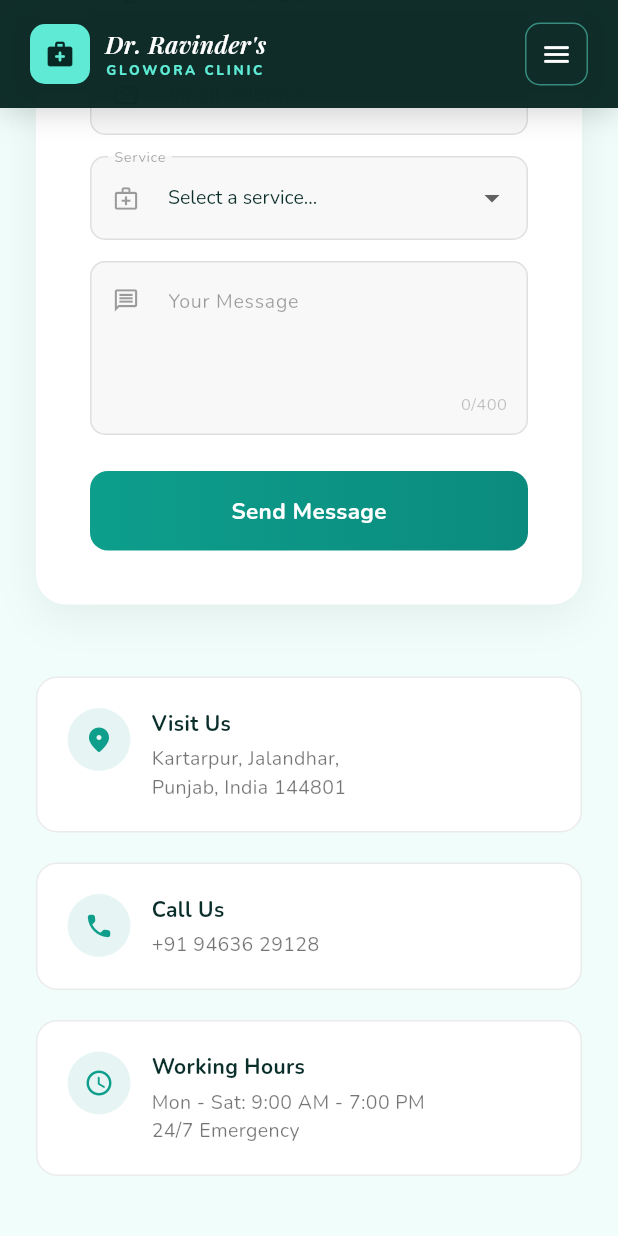
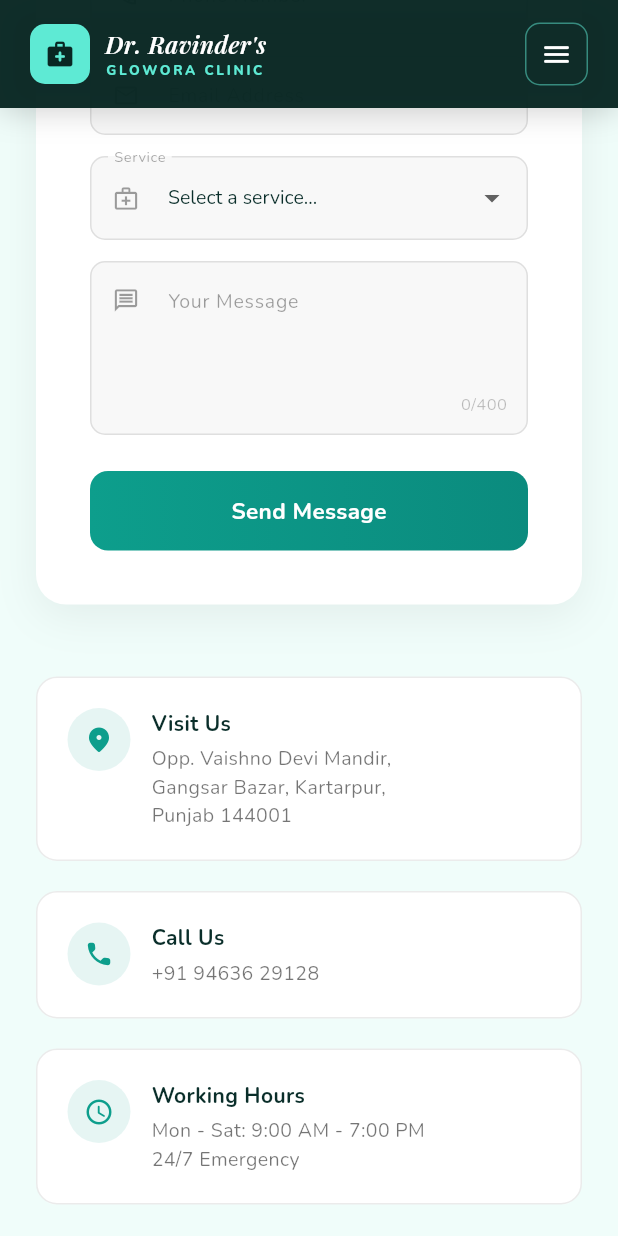
Before and after one commit to muskaan203Jnagal/drsite, a Flutter app: the ContactPage screen opened by its route, scrolled down 576 dp, on a phone screen of 412 x 824 dp. Run offline on Flutter 3.47's test engine with Material 3 defaults, Android fonts, the phone set to English and light mode, and no system bars; our stand-ins replace cloud_firestore, firebase_auth, firebase_core, go_router, google_fonts; accounts and stored records are empty; statements that could not run were skipped.

Commit message:
location change

```diff
--- a/lib/pages/contact.dart
+++ b/lib/pages/contact.dart
@@ -369,9 +369,13 @@ class _ContactPageState extends State<ContactPage>
       _InfoCard(
         icon: Icons.location_on_rounded,
         title: 'Visit Us',
-        lines: ['Kartarpur, Jalandhar,', 'Punjab, India 144801'],
+        lines: [
+          'Opp. Vaishno Devi Mandir,',
+          'Gangsar Bazar, Kartarpur,',
+          'Punjab 144001'
+        ],
         onTap: () => _launch(
-            "https://www.google.com/maps/search/Kartarpur+Jalandhar+Punjab"),
+            "https://www.google.com/maps/search/Opp+Vaishno+Devi+Mandir+Gangsar+Bazar+Kartarpur"),
       ),
       const SizedBox(height: 20),
       _InfoCard(
```
Also changed, not shown: lib/pages/home.dart (+11 -7 lines).
